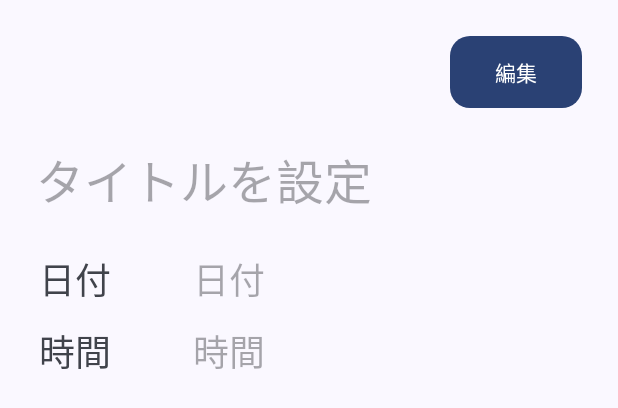
After one commit to maruniko1118/TaskApplication, an Android app: the layout fragment_detail_dialog.xml on its own in the app's theme, with its tools: preview values and no code run, on a phone screen of 412 x 824 dp. The commit adds this screen. Shown: the top 408 px of the screen. Run offline under Robolectric (Android 15) with nearby library versions, the phone set to English and light mode, and no system bars.

Commit message:
add RecyclerView touch dialog

```diff
--- a/app/src/main/java/com/maru2525/taskapplication/ui/RecyclerViewTaskAdapter.kt
+++ b/app/src/main/java/com/maru2525/taskapplication/ui/RecyclerViewTaskAdapter.kt
@@ -20,7 +20,6 @@ class RecyclerViewTaskAdapter (private val list: ArrayList<Task>) : RecyclerView
 
   override fun onBindViewHolder(holder: MyViewHolder, position: Int) {
     val item = list[position]
-    holder.binding.tvDate.text = item.date
     holder.binding.tvTitle.text = item.title
   }
 
--- /dev/null
+++ b/app/src/main/res/layout/fragment_detail_dialog.xml
@@ -0,0 +1,96 @@
+<?xml version="1.0" encoding="utf-8"?>
+<FrameLayout xmlns:android="http://schemas.android.com/apk/res/android"
+  xmlns:tools="http://schemas.android.com/tools"
+  android:layout_width="match_parent"
+  android:layout_height="match_parent"
+  tools:context=".dialog.DetailDialogFragment">
+
+  <androidx.appcompat.widget.LinearLayoutCompat
+    android:id="@+id/llcTaskSet"
+    android:layout_width="match_parent"
+    android:layout_height="match_parent"
+    android:orientation="vertical"
+    tools:ignore="UselessParent">
+
+    <Button
+      android:id="@+id/btnEdit"
+      android:layout_width="wrap_content"
+      android:layout_height="wrap_content"
+      android:layout_gravity="end"
+      android:layout_marginTop="24dp"
+      android:layout_marginEnd="24dp"
+      android:background="@drawable/rounded_corner_button_shape"
+      android:gravity="center"
+      android:text="@string/edit" />
+
+    <TextView
+      android:id="@+id/title"
+      android:layout_width="match_parent"
+      android:layout_height="wrap_content"
+      android:layout_margin="24sp"
+      android:hint="@string/set_title"
+      android:textSize="32sp"
+      tools:ignore="TextFields,TextContrastCheck"
+      android:importantForAutofill="no" />
+
+    <androidx.appcompat.widget.LinearLayoutCompat
+      android:layout_width="match_parent"
+      android:layout_height="wrap_content"
+      android:orientation="horizontal"
+      android:layout_marginStart="26sp"
+      android:layout_marginEnd="26sp"
+      android:layout_marginBottom="12sp"
+      tools:ignore="UselessParent">
+
+      <TextView
+        android:id="@+id/tvDate"
+        android:layout_width="0dp"
+        android:layout_height="wrap_content"
+        android:layout_weight="2"
+        android:layout_gravity="center"
+        android:text="@string/date"
+        android:textSize="24sp"/>
+
+      <TextView
+        android:id="@+id/date"
+        android:layout_width="0dp"
+        android:layout_height="wrap_content"
+        android:layout_gravity="end"
+        android:layout_weight="5"
+        android:hint="@string/date"
+        android:textSize="24sp" />
+
+    </androidx.appcompat.widget.LinearLayoutCompat>
+
+    <androidx.appcompat.widget.LinearLayoutCompat
+      android:layout_width="match_parent"
+      android:layout_height="wrap_content"
+      android:orientation="horizontal"
+      android:layout_marginStart="26sp"
+      android:layout_marginEnd="26sp"
+      tools:ignore="UselessParent">
+
+
+      <TextView
+        android:id="@+id/tvTime"
+        android:layout_width="0dp"
+        android:layout_height="wrap_content"
+        android:layout_weight="2"
+        android:layout_gravity="center"
+        android:text="@string/time"
+        android:textSize="24sp"/>
+
+      <TextView
+        android:id="@+id/time"
+        android:layout_width="0dp"
+        android:layout_height="wrap_content"
+        android:layout_gravity="end"
+        android:layout_weight="5"
+        android:hint="@string/time"
+        android:textSize="24sp" />
+
+    </androidx.appcompat.widget.LinearLayoutCompat>
+
+  </androidx.appcompat.widget.LinearLayoutCompat>
+
+</FrameLayout>
--- a/app/src/main/res/values/strings.xml
+++ b/app/src/main/res/values/strings.xml
@@ -33,4 +33,10 @@
   <string name="tv_title">タイトル</string>
   <string name="tv_date">yyyy/mm/dd</string>
   <string name="tv_time">hh:mm</string>
+
+  <!--detail_dialog-->
+  <string name="edit">編集</string>
+  <string name="date">日付</string>
+  <string name="time">時間</string>
+  <string name="detail">詳細</string>
 </resources>
```
Also changed, not shown: app/src/main/java/com/maru2525/taskapplication/dialog/DetailDialogFragment.kt (added, +45 -0 lines), app/src/main/java/com/maru2525/taskapplication/ui/PracticeRecyclerItemClickListener.kt (added, +34 -0 lines), app/src/main/java/com/maru2525/taskapplication/ui/fragment/ViewTaskFragment.kt (+10 -3 lines), app/src/main/res/layout/item_task.xml (+0 -7 lines).
